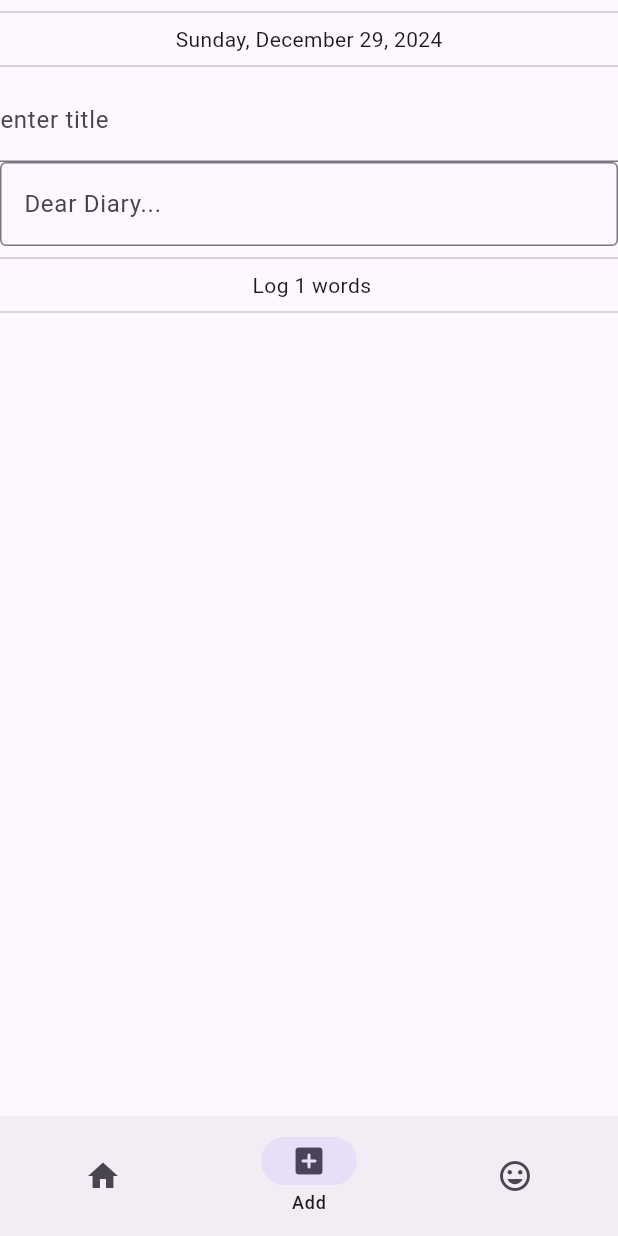
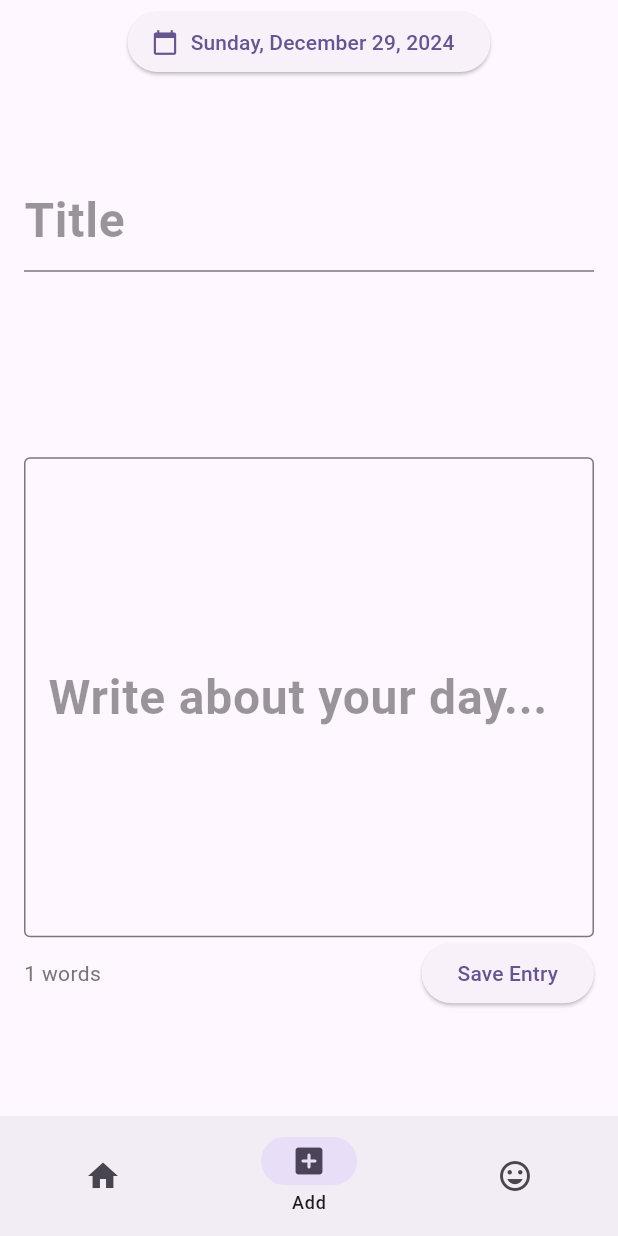
Before and after one commit to AlliedLens/diaryApp, a Flutter app: the screen it shows after launch, item 2 of the bottom bar chosen, on a phone screen of 412 x 824 dp. Run offline on Flutter 3.47's test engine with Material 3 defaults, Android fonts, the phone set to English and light mode, and no system bars; network calls fail.

Commit message:
redesigned UI for newentrypage

```diff
--- a/ui/lib/pages/moodspage.dart
+++ b/ui/lib/pages/moodspage.dart
@@ -2,6 +2,8 @@
 import 'package:flutter/material.dart';
 
 class MoodsPage extends StatelessWidget{
+  const MoodsPage({super.key});
+
 
   @override
   Widget build(BuildContext context) {
--- a/ui/lib/pages/newentrypage.dart
+++ b/ui/lib/pages/newentrypage.dart
@@ -13,7 +13,7 @@ class _NewentrypageState extends State<Newentrypage> {
   DateTime? _selectedDate = DateTime.now();
   String _entry = "";
   String _title = "";
-  String _mood = "";
+  final String _mood = "";
   List<String> tags = [];
 
   final TextEditingController entryController = TextEditingController();
@@ -47,14 +47,15 @@ class _NewentrypageState extends State<Newentrypage> {
       _title = titleController.text;
     });
 
-    showDialog(context: context, builder: (context){
-      return AlertDialog( content: Text(_entry) );
-    });
+    ScaffoldMessenger.of(context).showSnackBar(
+      SnackBar(
+        content: Text('Entry logged for ${DateFormat.yMMMMEEEEd().format(_selectedDate ?? DateTime.now())}')
+      )
+    );
 
 
-
-    entryController.text = "";
-    titleController.text = "";
+    entryController.clear();
+    titleController.clear();
 
   }
 
@@ -76,55 +77,78 @@ class _NewentrypageState extends State<Newentrypage> {
 
   @override
   Widget build(BuildContext context) {
-    return Column(
-      crossAxisAlignment: CrossAxisAlignment.center,
-      children: <Widget>[
-        InkWell(
-          onTap: () => datePicker(context),
 
-          child: Column(
-            children: [
-              const Divider(),
-              Text(
+    return Scaffold(
+      appBar: AppBar(
+        title: Center(
+          child: ElevatedButton.icon(
+            onPressed: () => datePicker(context),
+            icon: const Icon(Icons.calendar_today),
+            label: Text(
               _selectedDate == null ? 'No date selected' : DateFormat.yMMMMEEEEd().format(_selectedDate ?? DateTime.now())
             ),
-              const Divider(),
-            ],
           ),
         ),
 
+
+      ),
+
+      body: SingleChildScrollView(
+        padding: const EdgeInsets.all(16.0),
+        child: Column(
+          crossAxisAlignment: CrossAxisAlignment.center,
+          children: [
+
+            SizedBox(height: MediaQuery.of(context).size.height * 0.05),
+
             TextFormField(
               controller: titleController,
-          decoration:  const InputDecoration(
-            border: UnderlineInputBorder(),
-            labelText: 'enter title',
+              decoration: InputDecoration(
+                border: const UnderlineInputBorder(),
+                labelText: "Title",
+                labelStyle: TextStyle(fontSize: 32, fontWeight: FontWeight.bold, color: Colors.black.withOpacity(0.4) )
               ),
             ),
 
+            SizedBox(height: MediaQuery.of(context).size.height * 0.15),
+
             TextFormField(
               controller: entryController,
+              maxLines: 12,
+              decoration: InputDecoration(
+                border: const OutlineInputBorder(),
+                labelText: 'Write about your day...',
+                labelStyle: TextStyle(fontSize: 32, fontWeight: FontWeight.bold, color: Colors.black.withOpacity(0.4) )
 
-          decoration: const InputDecoration(
-            border: OutlineInputBorder(),
-            labelText: 'Dear Diary...',
               ),
             ),
 
-        InkWell(
-          onTap: () => logEntry(context),
-          child:
-          Column(
+            // Word Count and Log Entry Button
+            Row(
+              mainAxisAlignment: MainAxisAlignment.spaceBetween,
               children: [
-              const Divider(),
                 Text(
-                ' Log ${entryController.text.split(' ').length} words'
+                  '${entryController.text.split(' ').length} words',
+                  style: TextStyle(
+                    color: Colors.grey[600],
+                    fontSize: 14,
                   ),
-              const Divider(),
+                ),
+                ElevatedButton(
+                  onPressed: () => logEntry(context),
+                  child: const Text("Save Entry"),
+                ),
               ],
             ),
-        ),
+
 
           ],
+        )
+      )
+
+
+
     );
+
   }
 }
```
Lines whose indentation alone changed are shown as unchanged.
